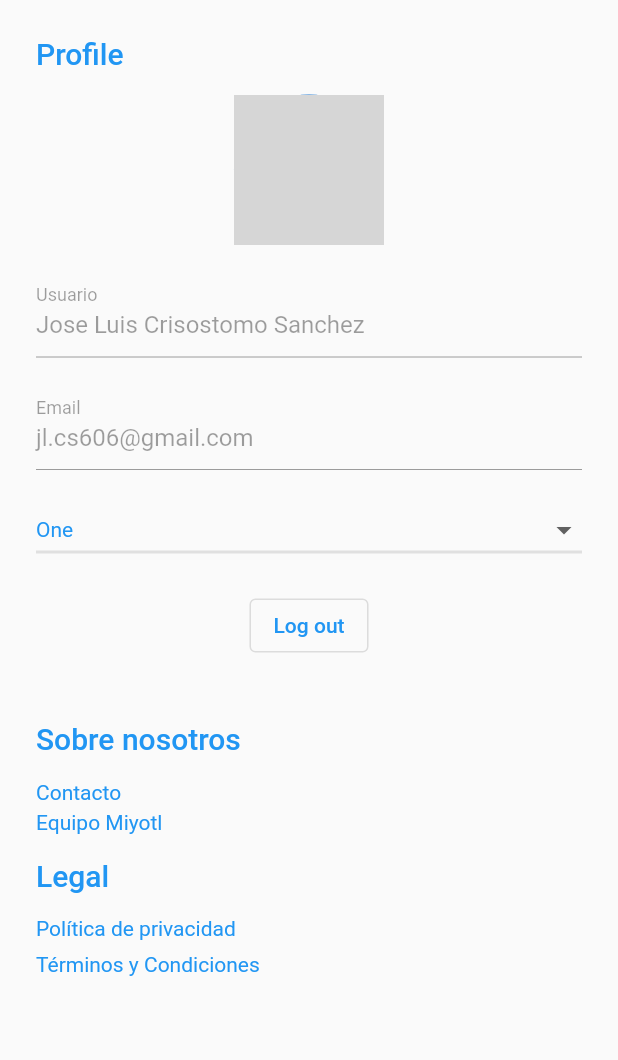
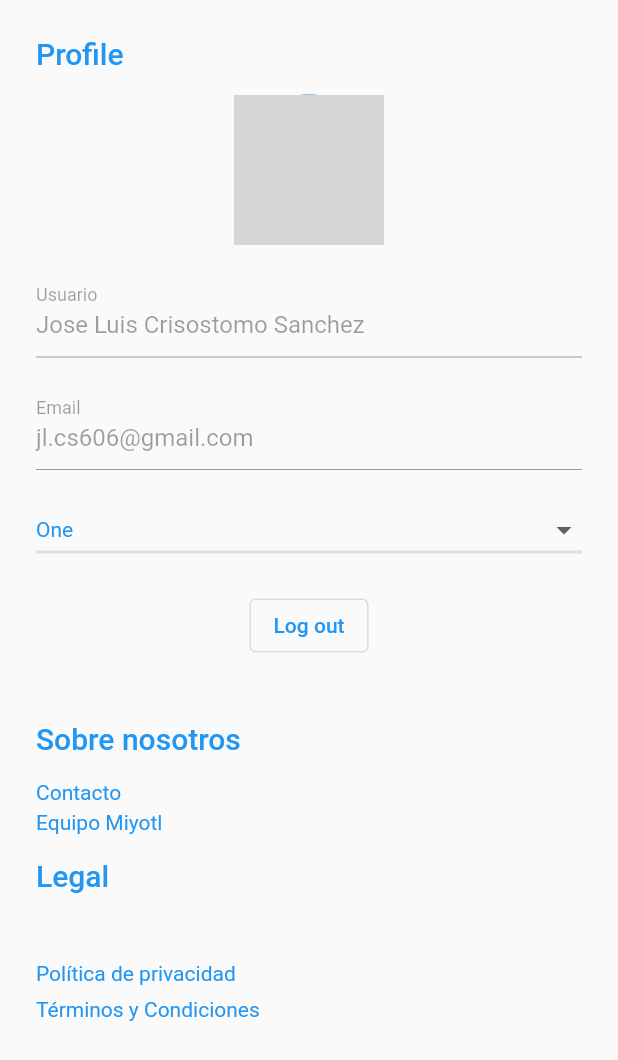
Before and after one commit to miyotl/miyotl, a Flutter app: the Settings widget shown alone on an empty page, opened directly, on a phone screen of 412 x 824 dp. Shown: the top 1060 px of the screen. Run offline on Flutter 3.47's test engine with Material 2 defaults, Android fonts, the phone set to English and light mode, and no system bars; our stand-ins replace ant_icons, cached_network_image, dartz, flutter_bloc, fluttertoast, freezed_annotation and 8 more; missing offline and left inert: flutter_facebook_auth, functional_enum_annotation, pagination_view; accounts and stored records are empty; network calls fail; grey boxes are pictures that could not be loaded.

Commit message:
updating sign in page

```diff
--- a/lib/main.dart
+++ b/lib/main.dart
@@ -1,6 +1,7 @@
 import 'package:flutter/material.dart';
 import 'package:flutter_bloc/flutter_bloc.dart';
 import 'package:injectable/injectable.dart';
+import 'package:lenguas/src/presentation/pages/home_page.dart';
 import 'package:sentry_flutter/sentry_flutter.dart';
 
 import 'src/core/injection/injection.dart';
--- a/lib/src/config/themes/app_theme.dart
+++ b/lib/src/config/themes/app_theme.dart
@@ -4,7 +4,7 @@ class AppTheme {
   var appversion = 23;
 
   // Sign in
-  static const Color purpleColor = Color(0xff3A559F);
+  static const Color facebookBlue = Color(0xff3A559F);
   static const Color whiteColor = Color(0Xffffffff);
 
   // From dark illustration
--- a/lib/src/presentation/pages/sign_in.dart
+++ b/lib/src/presentation/pages/sign_in.dart
@@ -1,4 +1,5 @@
 import 'package:flutter/material.dart';
+import 'package:lenguas/src/presentation/widgets/settings.dart';
 
 import '../../config/themes/app_theme.dart';
 import '../utils/constants/app_constants.dart';
@@ -6,6 +7,7 @@ import '../utils/constants/file_constants.dart';
 import '../utils/constants/size_constants.dart';
 import '../utils/social_login_method.dart';
 import '../widgets/social_button.dart';
+// https://medium.com/flutter-community/social-authentication-in-customized-flutter-applications-5c972bff17f3
 
 class SocialSignInScreen extends StatefulWidget {
   @override
@@ -16,10 +18,7 @@ class SocialSignInScreenState extends State<SocialSignInScreen> {
   @override
   Widget build(BuildContext context) {
     return Scaffold(
-        appBar: AppBar(
-          centerTitle: true,
-          backgroundColor: AppTheme.purpleColor,
-        ),
+        backgroundColor: AppTheme.darkBlue,
         body: SafeArea(
           child: Column(
             mainAxisAlignment: MainAxisAlignment.center,
@@ -31,7 +30,7 @@ class SocialSignInScreenState extends State<SocialSignInScreen> {
                 providerName: FileConstants.icGoogle,
                 buttonColor: AppTheme.whiteColor,
                 buttonText: 'Google',
-                buttonTextColor: AppTheme.purpleColor,
+                buttonTextColor: AppTheme.facebookBlue,
                 height: SizeConstants.socialButtonSize,
               ),
               SocialButton(
@@ -39,11 +38,13 @@ class SocialSignInScreenState extends State<SocialSignInScreen> {
                   initiateSocialLogin(context, AppConstants.facebookProvider);
                 },
                 providerName: FileConstants.icFacebook,
-                buttonColor: AppTheme.purpleColor,
+                buttonColor: AppTheme.facebookBlue,
                 buttonText: 'Facebook',
                 buttonTextColor: AppTheme.whiteColor,
                 height: SizeConstants.socialButtonSize,
               ),
+              Settings().privacy(context, TextAlign.center,
+                  EdgeInsets.only(left: 16, top: 30, bottom: 40, right: 16))
             ],
           ),
         ));
--- a/lib/src/presentation/widgets/settings.dart
+++ b/lib/src/presentation/widgets/settings.dart
@@ -16,7 +16,23 @@ class Settings extends StatelessWidget {
     return BlocBuilder<HomeBloc, HomeState>(
       builder: (context, state) => ListView(
         padding: const EdgeInsets.all(8),
-        children: [profileInfo(context), aboutUs(context), privacy(context)],
+        children: [
+          profileInfo(context),
+          aboutUs(context),
+          SizedBox(
+              width: double.infinity,
+              child: Padding(
+                padding: EdgeInsets.all(16),
+                child: Text('Legal',
+                    textAlign: TextAlign.start,
+                    style: Theme.of(context)
+                        .textTheme
+                        .headline6!
+                        .copyWith(color: Colors.blue)),
+              )),
+          privacy(context, TextAlign.start,
+              EdgeInsets.only(left: 16, top: 30, bottom: 40, right: 16))
+        ],
       ),
     );
   }
@@ -141,39 +157,39 @@ class Settings extends StatelessWidget {
     ]);
   }
 
-  Widget privacy(BuildContext context) {
+  /// @param textAlign allows to align the text provided
+  /// @param EdgeInsets is used to give padding in the top,bottom for the first and last elements, left|right to all
+  Widget privacy(
+      BuildContext context, TextAlign textAlign, EdgeInsets properties) {
     final termsUrl = 'https://proyecto-miyotl.web.app/terminos';
     final privacyPolicy = 'https://proyecto-miyotl.web.app/privacidad';
 
     return Column(children: [
-      SizedBox(
-          width: double.infinity,
-          child: Padding(
-            padding: EdgeInsets.all(16),
-            child: Text('Legal',
-                textAlign: TextAlign.start,
-                style: Theme.of(context)
-                    .textTheme
-                    .headline6!
-                    .copyWith(color: Colors.blue)),
-          )),
       Padding(
-          padding: EdgeInsets.only(left: 16, bottom: 4),
-          child: SizedBox(
-            width: double.infinity,
-            child: InkWell(
-                onTap: () => launch(termsUrl),
-                child: createHyperlinkText('', 'Política de privacidad',
-                    privacyPolicy, TextAlign.start)),
-          )),
-      Padding(
-          padding: EdgeInsets.only(left: 16, top: 4, bottom: 40),
+          padding: EdgeInsets.only(
+              left: properties.left,
+              top: properties.top,
+              bottom: 4,
+              right: properties.right),
           child: SizedBox(
             width: double.infinity,
             child: InkWell(
                 onTap: () => launch(termsUrl),
                 child: createHyperlinkText(
-                    '', 'Términos y Condiciones', termsUrl, TextAlign.start)),
+                    '', 'Política de privacidad', privacyPolicy, textAlign)),
+          )),
+      Padding(
+          padding: EdgeInsets.only(
+              left: properties.left,
+              top: 4,
+              bottom: properties.bottom,
+              right: properties.right),
+          child: SizedBox(
+            width: double.infinity,
+            child: InkWell(
+                onTap: () => launch(termsUrl),
+                child: createHyperlinkText(
+                    '', 'Términos y Condiciones', termsUrl, textAlign)),
           ))
     ]);
   }
```
